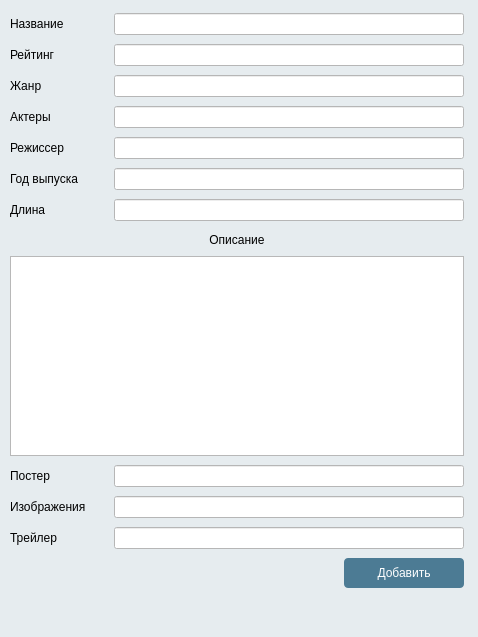
Before: the Qt Designer form ui_files/add_film_table.ui in gg-master/Cinema_prj, drawn with Qt 5.
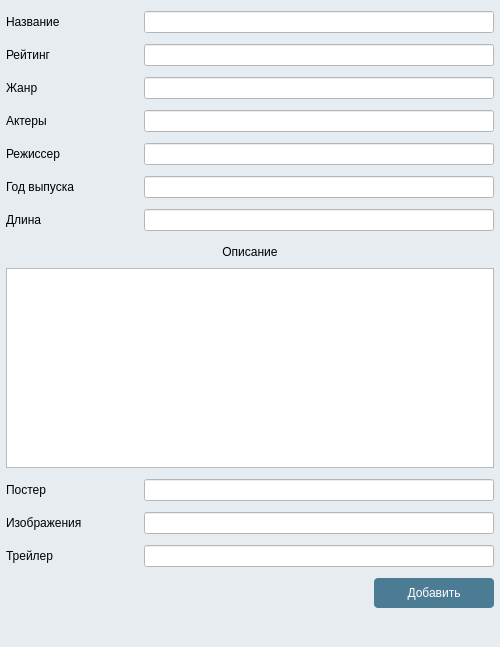
After: the same form once the commit is applied. Icons and pictures are not drawn.

Commit message: Добавление в окна админ.части масштабируемости. Попытка добавить новый внешний вид кресел. Кресла остались старыми

Patch:
```diff
--- a/ui_files/add_film_table.ui
+++ b/ui_files/add_film_table.ui
@@ -6,10 +6,22 @@
    <rect>
     <x>0</x>
     <y>0</y>
-    <width>478</width>
-    <height>637</height>
+    <width>500</width>
+    <height>647</height>
    </rect>
   </property>
+  <property name="minimumSize">
+   <size>
+    <width>457</width>
+    <height>583</height>
+   </size>
+  </property>
+  <property name="maximumSize">
+   <size>
+    <width>593</width>
+    <height>785</height>
+   </size>
+  </property>
   <property name="windowTitle">
    <string>Form</string>
   </property>
@@ -39,27 +51,21 @@
 	background-color: hsl(200, 46%, 63);
 }</string>
   </property>
-  <widget class="QWidget" name="layoutWidget">
-   <property name="geometry">
-    <rect>
-     <x>0</x>
-     <y>0</y>
-     <width>474</width>
-     <height>631</height>
-    </rect>
-   </property>
    <layout class="QVBoxLayout" name="verticalLayout">
+   <property name="spacing">
+    <number>6</number>
+   </property>
     <property name="leftMargin">
-     <number>10</number>
+    <number>6</number>
     </property>
     <property name="topMargin">
-     <number>10</number>
+    <number>6</number>
     </property>
     <property name="rightMargin">
-     <number>10</number>
+    <number>6</number>
     </property>
     <property name="bottomMargin">
-     <number>10</number>
+    <number>2</number>
     </property>
     <item>
      <layout class="QHBoxLayout" name="horizontalLayout">
@@ -432,7 +438,6 @@
      </widget>
     </item>
    </layout>
-  </widget>
  </widget>
  <resources/>
  <connections/>
```
Lines whose indentation alone changed are shown as unchanged. The commit also changes 5 other files.
